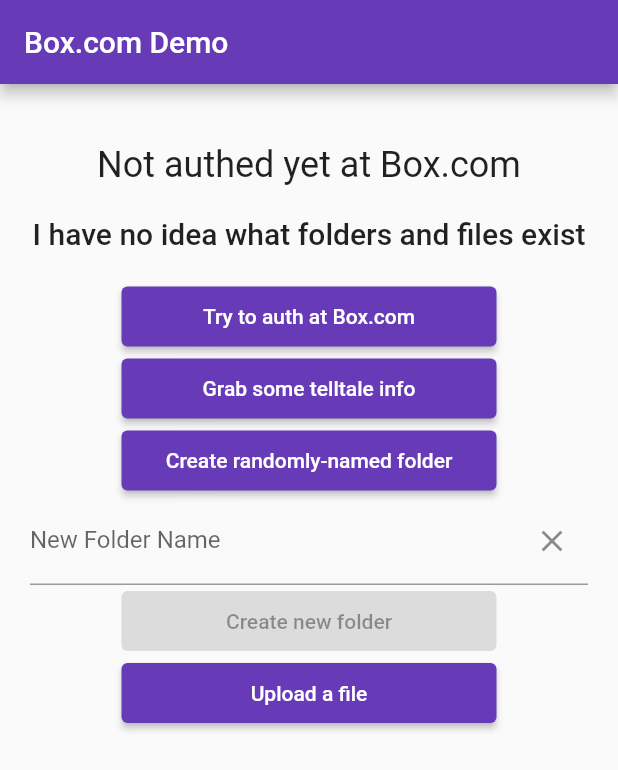
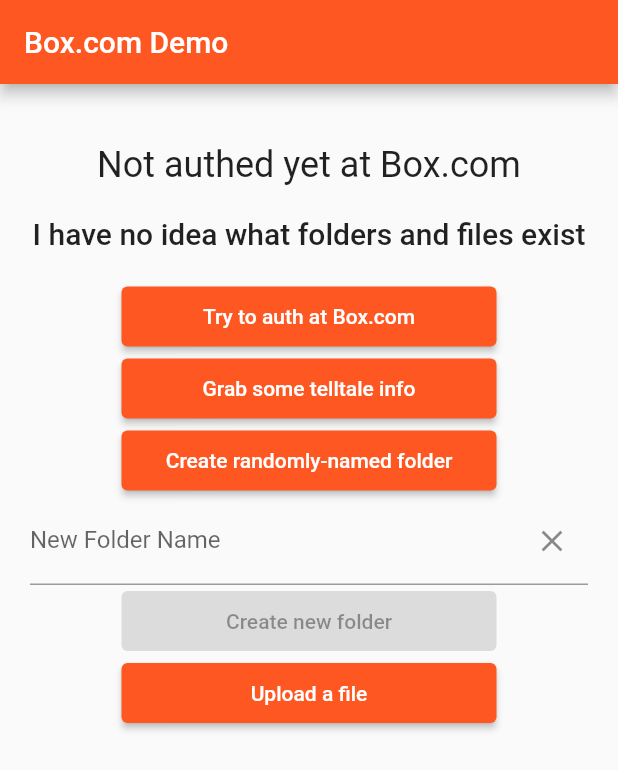
Before and after one commit to Bobbu/2box_dot_com_demo, a Flutter app: the screen it shows after launch, on a phone screen of 412 x 824 dp. Shown: the top 770 px of the screen. Run offline on Flutter 3.47's test engine with Material 2 defaults, Android fonts, the phone set to English and light mode, and no system bars; our stand-ins replace file_picker, flutter_secure_storage; missing offline and left inert: flutter_web_auth.

Commit message:
More goofing around

```diff
--- a/lib/main.dart
+++ b/lib/main.dart
@@ -22,7 +22,7 @@
     return MaterialApp(
       title: 'Box.com Demo',
       theme: ThemeData(
-        primarySwatch: Colors.deepPurple,
+        primarySwatch: Colors.deepOrange,
       ),
       home: const MyHomePage(title: 'Box.com Demo'),
     );
```
